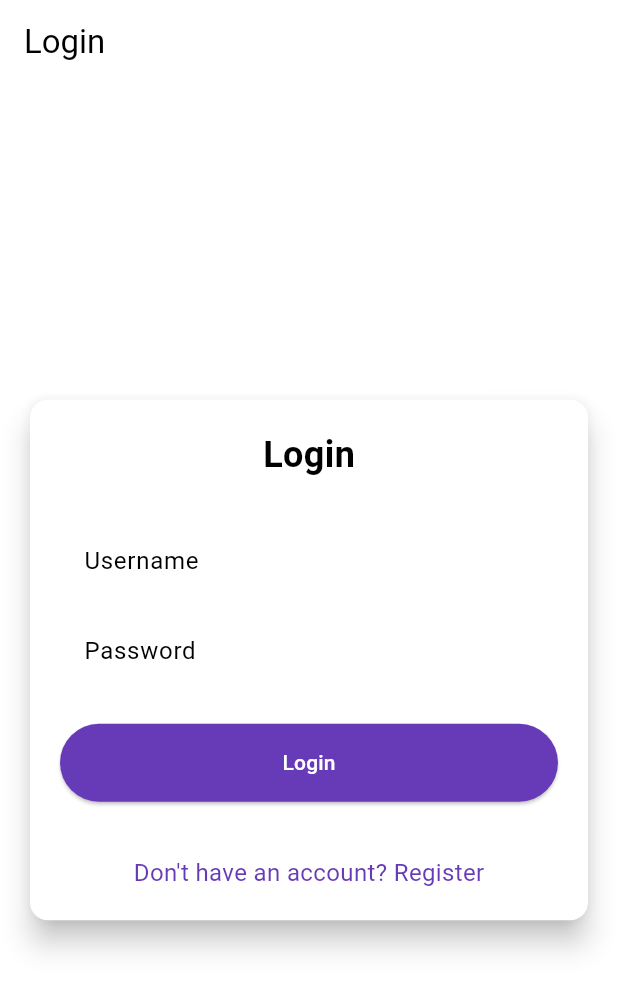
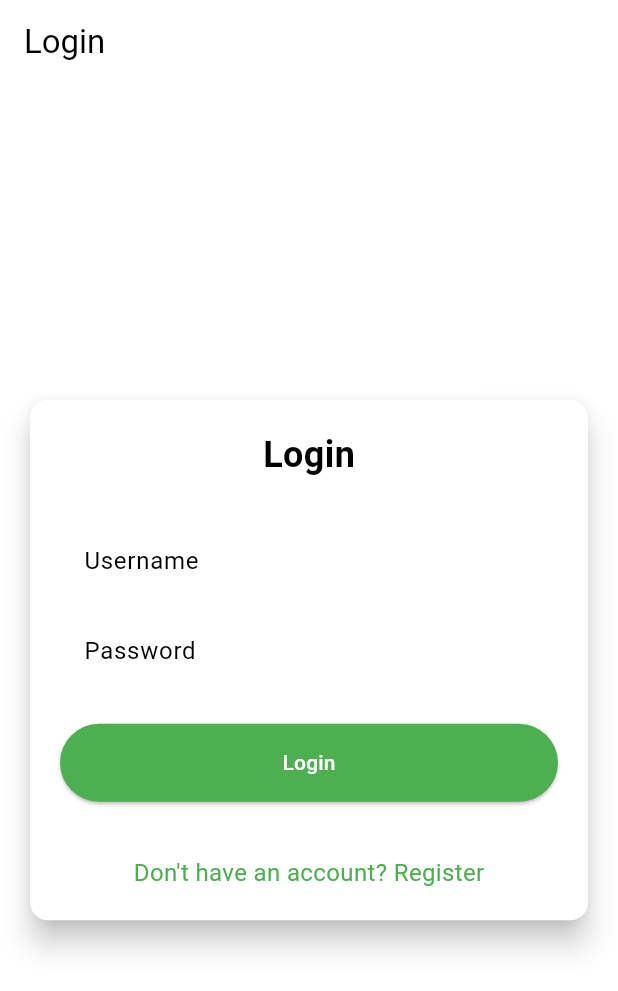
Before and after one commit to BramantyaWidiprasetya/forza-shop-mobile, a Flutter app: the screen it shows after launch, on a phone screen of 412 x 824 dp. Shown: the top 991 px of the screen. Run offline on Flutter 3.47's test engine with Material 3 defaults, Android fonts, the phone set to English and light mode, and no system bars; missing offline and left inert: pbp_django_auth.

Commit message:
Tugas 9 done

```diff
--- a/lib/main.dart
+++ b/lib/main.dart
@@ -24,8 +24,8 @@ class MyApp extends StatelessWidget {
           theme: ThemeData(
             useMaterial3: true,
             colorScheme: ColorScheme.fromSwatch(
-              primarySwatch: Colors.deepPurple,
-            ).copyWith(secondary: Colors.deepPurple[400]),
+              primarySwatch: Colors.green,
+            ).copyWith(secondary: Colors.green[400]),
           ),
           home: const LoginPage()),
     );
--- a/lib/screens/login.dart
+++ b/lib/screens/login.dart
@@ -18,8 +18,8 @@ class LoginApp extends StatelessWidget {
       theme: ThemeData(
         useMaterial3: true,
         colorScheme: ColorScheme.fromSwatch(
-          primarySwatch: Colors.deepPurple,
-        ).copyWith(secondary: Colors.deepPurple[400]),
+          primarySwatch: Colors.green,
+        ).copyWith(secondary: Colors.green[400]),
       ),
       home: const LoginPage(),
     );
```
